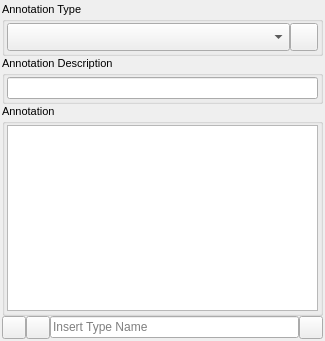
Above: annotations_editor/annotations_editor.ui from NMaghfurUsman/krita-annotations-editor before the change. Below: the same form after it.
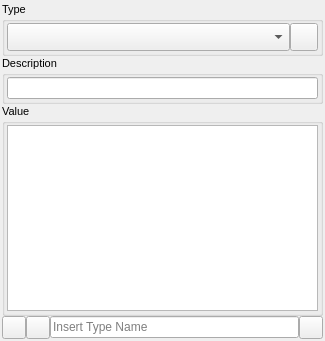
That is the form after the change.

Commit message: Change wording in dock widget

Diff of the .ui file:
```diff
--- a/annotations_editor/annotations_editor.ui
+++ b/annotations_editor/annotations_editor.ui
@@ -38,7 +38,7 @@
       </font>
      </property>
      <property name="title">
-      <string>Annotation Type</string>
+      <string>Type</string>
      </property>
      <layout class="QHBoxLayout" name="horizontalLayout_2">
       <property name="spacing">
@@ -96,7 +96,7 @@
       </font>
      </property>
      <property name="title">
-      <string>Annotation Description</string>
+      <string>Description</string>
      </property>
      <layout class="QVBoxLayout" name="verticalLayout_3">
       <property name="leftMargin">
@@ -125,7 +125,7 @@
       </font>
      </property>
      <property name="title">
-      <string>Annotation</string>
+      <string>Value</string>
      </property>
      <layout class="QVBoxLayout" name="verticalLayout_2">
       <property name="spacing">
```
